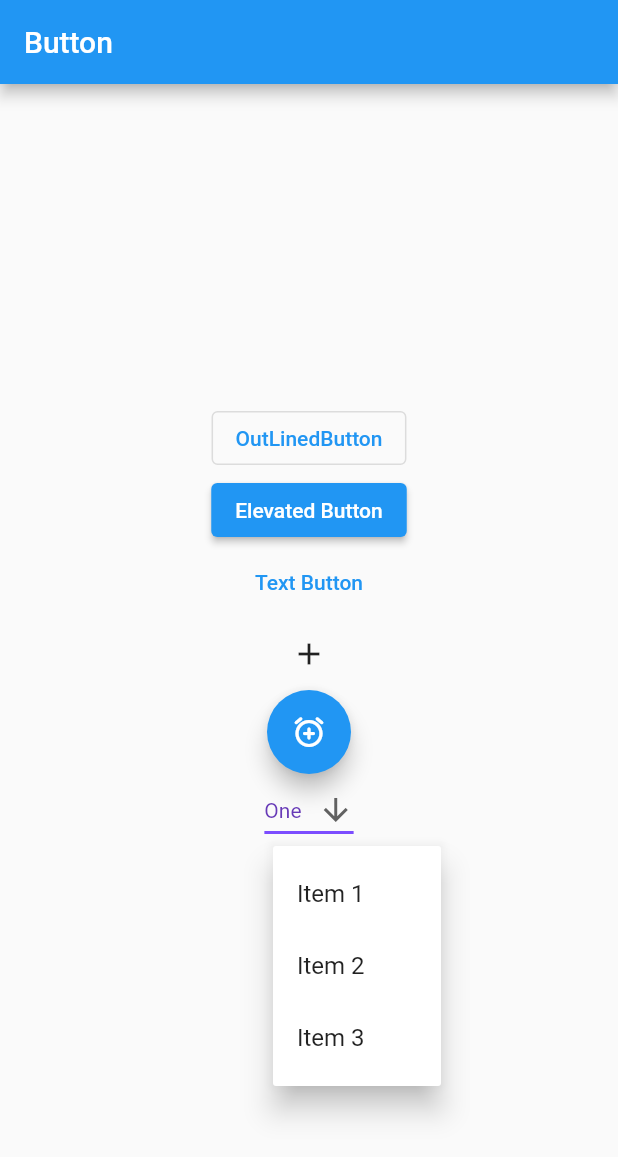
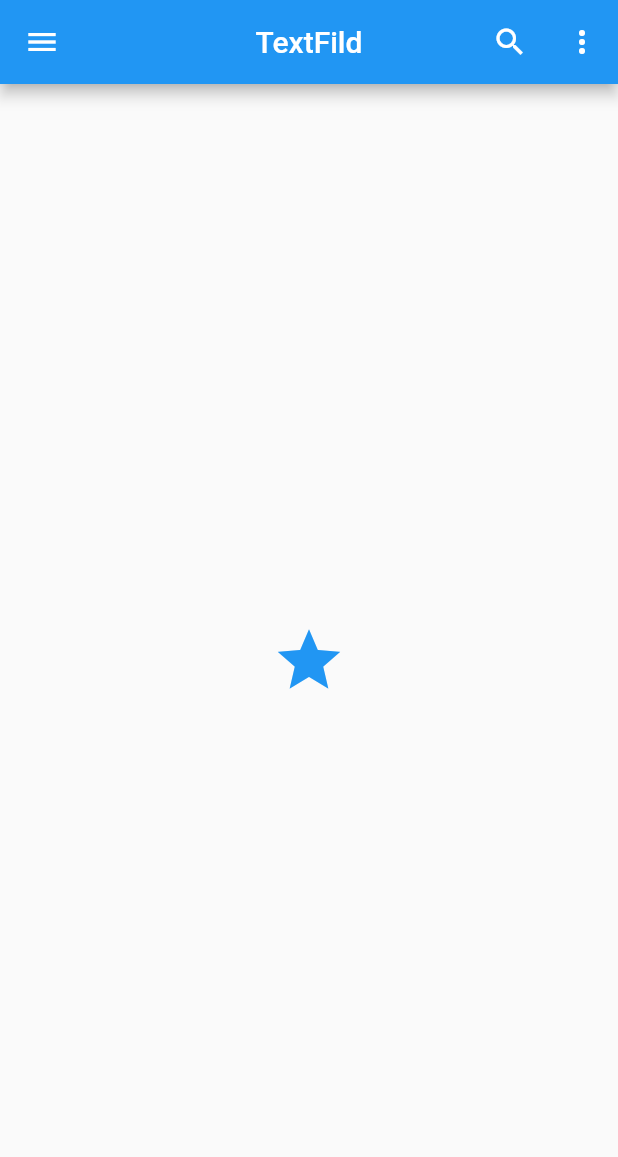
Before and after one commit to souvik600/flutter_all_concept, a Flutter app: the screen it shows after launch, after a tap on the "more vert" icon, on a phone screen of 412 x 824 dp. Shown: the top 1157 px of the screen. Run offline on Flutter 3.47's test engine with Material 2 defaults, Android fonts, the phone set to English and light mode, and no system bars.

Commit message:
Icon_In_flutter

```diff
--- a/lib/main.dart
+++ b/lib/main.dart
@@ -1,10 +1,9 @@
-// Button In Flutter
+/// TextFild In Flutter
 
 import 'package:flutter/material.dart';
-const List<String> list = <String>['One', 'Two', 'Three', 'Four'];
-enum SampleItem { itemOne, itemTwo, itemThree }
+
 void main() {
-  runApp(MyApp());
+  runApp(const MyApp());
 }
 
 class MyApp extends StatelessWidget {
@@ -13,108 +12,27 @@ class MyApp extends StatelessWidget {
   @override
   Widget build(BuildContext context) {
     return MaterialApp(
-      home: MyHome(),
+      home: Scaffold(
+        appBar: AppBar(
+          title: const Text("TextFild"),
+          centerTitle: true,
+          leading: IconButton(onPressed: () {}, icon: const Icon(Icons.menu)),
+          actions: [
+            IconButton(onPressed: () {}, icon: const Icon(Icons.search)),
+           IconButton(onPressed: () {}, icon: const Icon(Icons.more_vert))
+          ],
+        ),
+        body: const MyIconWidget(),
+      ),
     );
   }
 }
 
-class MyHome extends StatefulWidget {
-  const MyHome({Key? key}) : super(key: key);
-
-  @override
-  State<MyHome> createState() => _MyHomeState();
-}
-
-class _MyHomeState extends State<MyHome> {
-  String dropdownValue = list.first;
-  SampleItem? selectedMenu;
+class MyIconWidget extends StatelessWidget {
+  const MyIconWidget({Key? key}) : super(key: key);
 
   @override
   Widget build(BuildContext context) {
-    return MaterialApp(
-      home: Scaffold(
-        appBar: AppBar(
-          title: const Text("Button"),
-        ),
-        body: Center(
-          child: Column(
-            mainAxisAlignment: MainAxisAlignment.center,
-            children: [
-              OutlinedButton(
-                  onPressed: () {
-                    print("Outline button pressed");
-                  },
-                  child: const Text("OutLinedButton")),
-              ElevatedButton(
-                  onPressed: () {
-                    print("pressed elevated button");
-                  },
-                  child: const Text("Elevated Button")),
-              TextButton(
-                  onPressed: () {
-                    print("TextButton pressed");
-                  },
-                  child: const Text("Text Button")),
-              IconButton(
-                  onPressed: () {
-                    print('Icon Button');
-                  },
-                  icon: const Icon(Icons.add)),
-              FloatingActionButton(
-                onPressed: () {
-                  print('Floating action Button');
-                },
-                child: Icon(Icons.add_alarm_rounded),
-              ),
-              DropdownButton(
-                value: dropdownValue,
-                icon: const Icon(Icons.arrow_downward),
-                elevation: 16,
-                style: const TextStyle(color: Colors.deepPurple),
-                underline: Container(
-                  height: 2,
-                  color: Colors.deepPurpleAccent,
-                ),
-                onChanged: (String? value) {
-                  // This is called when the user selects an item.
-                  setState(() {
-                    dropdownValue = value!;
-                  });
-                },
-                items: list.map<DropdownMenuItem<String>>((String value) {
-                  return DropdownMenuItem<String>(
-                    value: value,
-                    child: Text(value),
-                  );
-                }).toList(),
-              ),
-              PopupMenuButton<SampleItem>(
-                initialValue: selectedMenu,
-                // Callback that sets the selected popup menu item.
-                onSelected: (SampleItem item) {
-                  setState(() {
-                    selectedMenu = item;
-                  });
-                },
-                itemBuilder: (BuildContext context) => <PopupMenuEntry<SampleItem>>[
-                  const PopupMenuItem<SampleItem>(
-                    value: SampleItem.itemOne,
-                    child: Text('Item 1'),
-                  ),
-                  const PopupMenuItem<SampleItem>(
-                    value: SampleItem.itemTwo,
-                    child: Text('Item 2'),
-                  ),
-                  const PopupMenuItem<SampleItem>(
-                    value: SampleItem.itemThree,
-                    child: Text('Item 3'),
-                  ),
-                ],
-              ),
-            ],
-          ),
-        ),
-      ),
-    );
+    return const Center(child: Icon(Icons.star,size: 50,color: Colors.blue,));
   }
 }
```
